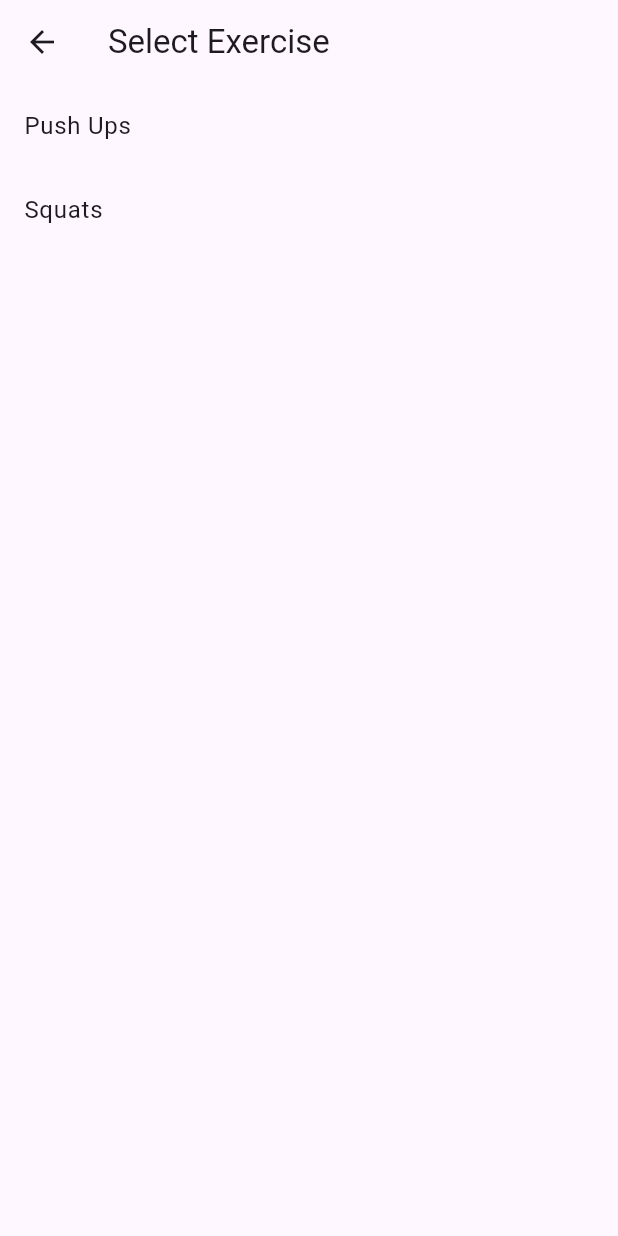
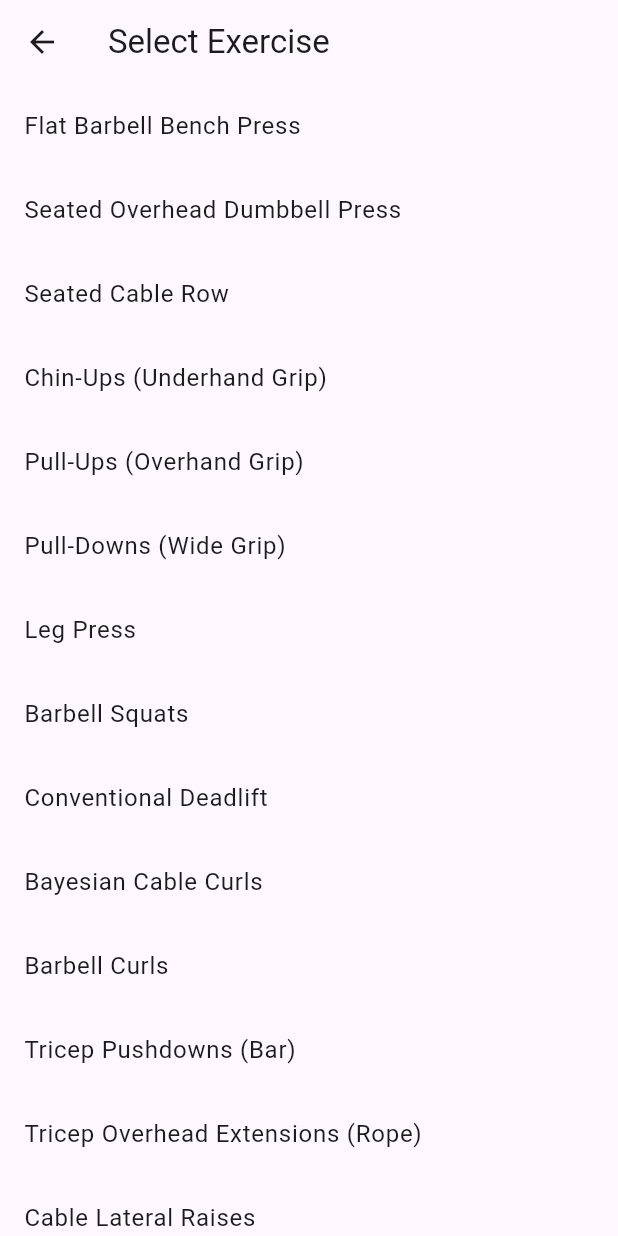
Before and after one commit to CraigBuilds/flutter_workout, a Flutter app: the screen it shows after launch, after a tap on "Add Exercise", on a phone screen of 412 x 824 dp. Run offline on Flutter 3.47's test engine with Material 3 defaults, Android fonts, the phone set to English and light mode, and no system bars; our stand-ins replace hive, hive_flutter; accounts and stored records are empty.

Commit message:
Add more exercises

```diff
--- a/lib/pages/exercise_selector_page.dart
+++ b/lib/pages/exercise_selector_page.dart
@@ -4,33 +4,55 @@ import '../backend/models.dart';
 import '../backend/crud.dart';
 import 'set_logging_page.dart';
 
-// This view allows users to select exercises from a tree structure. It is a new page in the app.
-// It adds the exercise to the selected workout
 Widget buildExerciseSelectorPage(BuildContext context, AppState appState, Workout selectedWorkout) => Scaffold(
   appBar: AppBar(title: Text('Select Exercise')),
   body: ListView(
     children: [
-      ListTile(
-        title: Text('Push Ups'),
-        onTap: () {
-          //if exercise is not already in this workout, add it
-          if (!selectedWorkout.exercises.any((ex) => ex.name == 'Push Ups')) {
-            createExerciseInWorkout(appState, selectedWorkout.date, Exercise(name: 'Push Ups', sets: [], date: selectedWorkout.date));
-          }
-          final selectedExercise = selectedWorkout.exercises.firstWhere((ex) => ex.name == 'Push Ups');
-          Navigator.push(context, MaterialPageRoute(builder: (_) => buildSetLoggingPage(context, appState, selectedExercise)));
-        },
-      ),
-      ListTile(
-        title: Text('Squats'),
-        onTap: () {
-          if (!selectedWorkout.exercises.any((ex) => ex.name == 'Squats')) {
-            createExerciseInWorkout(appState, selectedWorkout.date, Exercise(name: 'Squats', sets: [], date: selectedWorkout.date));
-          }
-          final selectedExercise = selectedWorkout.exercises.firstWhere((ex) => ex.name == 'Squats');
-          Navigator.push(context, MaterialPageRoute(builder: (_) => buildSetLoggingPage(context, appState, selectedExercise)));
-        },
+      for (var name in [
+          'Flat Barbell Bench Press',
+          'Seated Overhead Dumbbell Press',
+          'Seated Cable Row',
+          'Chin-Ups (Underhand Grip)',
+          'Pull-Ups (Overhand Grip)',
+          'Pull-Downs (Wide Grip)',
+          'Leg Press',
+          'Barbell Squats',
+          'Conventional Deadlift',
+          'Bayesian Cable Curls',
+          'Barbell Curls',
+          'Tricep Pushdowns (Bar)',
+          'Tricep Overhead Extensions (Rope)',
+          'Cable Lateral Raises',
+          'Machine Chest Flys',
+          'Machine Rear Delt Flys',
+          'Leg Extensions',
+          'Plank',
+          'Hanging Leg Raises',
+          'Crunches',
+        ]
       )
+        _buildExerciseTile(context, appState, selectedWorkout, name),
     ],
   ),
 );
+
+// Helper function to build exercise ListTile
+Widget _buildExerciseTile(BuildContext context, AppState appState, Workout selectedWorkout, String exerciseName) => ListTile(
+  title: Text(exerciseName),
+  onTap: () {
+    if (!selectedWorkout.exercises.any((ex) => ex.name == exerciseName)) {
+      createExerciseInWorkout(
+        appState,
+        selectedWorkout.date,
+        Exercise(name: exerciseName, sets: [], date: selectedWorkout.date),
+      );
+    }
+    final selectedExercise = selectedWorkout.exercises.firstWhere((ex) => ex.name == exerciseName);
+    Navigator.push(
+      context,
+      MaterialPageRoute(
+        builder: (_) => buildSetLoggingPage(context, appState, selectedExercise),
+      ),
+    );
+  },
+);
```
